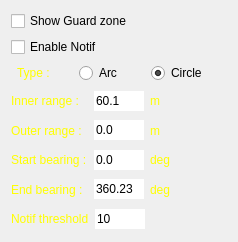
MiftahSalam/RadarCoastal, file RadarCoastal/framegz.ui: the form before one commit.
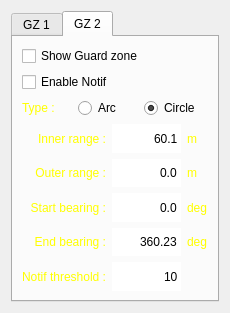
The form after the commit.

What changed in the file:
```diff
--- a/RadarCoastal/framegz.ui
+++ b/RadarCoastal/framegz.ui
@@ -6,15 +6,25 @@
    <rect>
     <x>0</x>
     <y>0</y>
-    <width>238</width>
-    <height>242</height>
+    <width>230</width>
+    <height>313</height>
    </rect>
   </property>
   <property name="windowTitle">
    <string>Frame</string>
   </property>
-  <layout class="QGridLayout" name="gridLayout">
-   <item row="0" column="0">
+  <layout class="QVBoxLayout" name="verticalLayout_9">
+   <item>
+    <widget class="QTabWidget" name="tabWidget">
+     <property name="currentIndex">
+      <number>1</number>
+     </property>
+     <widget class="QWidget" name="tabGz1">
+      <attribute name="title">
+       <string>GZ 1</string>
+      </attribute>
+      <layout class="QVBoxLayout" name="verticalLayout_5">
+       <item>
     <widget class="QCheckBox" name="checkBoxShowGZ">
      <property name="maximumSize">
       <size>
@@ -30,7 +40,7 @@
      </property>
     </widget>
    </item>
-   <item row="1" column="0">
+       <item>
     <widget class="QCheckBox" name="checkBoxAlarmGZ">
      <property name="enabled">
       <bool>true</bool>
@@ -49,7 +59,7 @@
      </property>
     </widget>
    </item>
-   <item row="2" column="0">
+       <item>
     <layout class="QHBoxLayout" name="horizontalLayout_12">
      <item>
       <widget class="QLabel" name="label_15">
@@ -107,8 +117,10 @@
      </item>
     </layout>
    </item>
-   <item row="3" column="0">
-    <layout class="QHBoxLayout" name="horizontalLayout_7">
+       <item>
+        <layout class="QHBoxLayout" name="horizontalLayout">
+         <item>
+          <layout class="QVBoxLayout" name="verticalLayout">
      <item>
       <widget class="QLabel" name="label_6">
        <property name="styleSheet">
@@ -117,41 +129,11 @@
        <property name="text">
         <string>Inner range :</string>
        </property>
-      </widget>
-     </item>
-     <item>
-      <widget class="QLineEdit" name="lineEditInner">
-       <property name="maximumSize">
-        <size>
-         <width>50</width>
-         <height>16777215</height>
-        </size>
-       </property>
-       <property name="text">
-        <string>60.1</string>
-       </property>
-       <property name="maxLength">
-        <number>8</number>
-       </property>
-       <property name="frame">
-        <bool>false</bool>
-       </property>
-      </widget>
-     </item>
-     <item>
-      <widget class="QLabel" name="label_10">
-       <property name="styleSheet">
-        <string notr="true">color: rgb(255, 255, 0);</string>
-       </property>
-       <property name="text">
-        <string>m</string>
-       </property>
-      </widget>
-     </item>
-    </layout>
-   </item>
-   <item row="4" column="0">
-    <layout class="QHBoxLayout" name="horizontalLayout_8">
+             <property name="alignment">
+              <set>Qt::AlignRight|Qt::AlignTrailing|Qt::AlignVCenter</set>
+             </property>
+            </widget>
+           </item>
      <item>
       <widget class="QLabel" name="label_7">
        <property name="styleSheet">
@@ -160,41 +142,11 @@
        <property name="text">
         <string>Outer range :</string>
        </property>
-      </widget>
-     </item>
-     <item>
-      <widget class="QLineEdit" name="lineEditOuter">
-       <property name="maximumSize">
-        <size>
-         <width>50</width>
-         <height>16777215</height>
-        </size>
-       </property>
-       <property name="text">
-        <string>0.0</string>
-       </property>
-       <property name="maxLength">
-        <number>8</number>
-       </property>
-       <property name="frame">
-        <bool>false</bool>
-       </property>
-      </widget>
-     </item>
-     <item>
-      <widget class="QLabel" name="label_11">
-       <property name="styleSheet">
-        <string notr="true">color: rgb(255, 255, 0);</string>
-       </property>
-       <property name="text">
-        <string>m</string>
-       </property>
-      </widget>
-     </item>
-    </layout>
-   </item>
-   <item row="5" column="0">
-    <layout class="QHBoxLayout" name="horizontalLayout_9">
+             <property name="alignment">
+              <set>Qt::AlignRight|Qt::AlignTrailing|Qt::AlignVCenter</set>
+             </property>
+            </widget>
+           </item>
      <item>
       <widget class="QLabel" name="label_8">
        <property name="styleSheet">
@@ -203,41 +155,11 @@
        <property name="text">
         <string>Start bearing :</string>
        </property>
-      </widget>
-     </item>
-     <item>
-      <widget class="QLineEdit" name="lineEditStart">
-       <property name="maximumSize">
-        <size>
-         <width>50</width>
-         <height>16777215</height>
-        </size>
-       </property>
-       <property name="text">
-        <string>0.0</string>
-       </property>
-       <property name="maxLength">
-        <number>8</number>
-       </property>
-       <property name="frame">
-        <bool>false</bool>
-       </property>
-      </widget>
-     </item>
-     <item>
-      <widget class="QLabel" name="label_12">
-       <property name="styleSheet">
-        <string notr="true">color: rgb(255, 255, 0);</string>
-       </property>
-       <property name="text">
-        <string>deg</string>
-       </property>
-      </widget>
-     </item>
-    </layout>
-   </item>
-   <item row="6" column="0">
-    <layout class="QHBoxLayout" name="horizontalLayout_10">
+             <property name="alignment">
+              <set>Qt::AlignRight|Qt::AlignTrailing|Qt::AlignVCenter</set>
+             </property>
+            </widget>
+           </item>
      <item>
       <widget class="QLabel" name="label_9">
        <property name="styleSheet">
@@ -246,48 +168,140 @@
        <property name="text">
         <string>End bearing :</string>
        </property>
-      </widget>
-     </item>
-     <item>
-      <widget class="QLineEdit" name="lineEditEnd">
-       <property name="maximumSize">
-        <size>
-         <width>50</width>
-         <height>16777215</height>
-        </size>
-       </property>
-       <property name="text">
-        <string>360.23</string>
-       </property>
-       <property name="maxLength">
-        <number>8</number>
-       </property>
-       <property name="frame">
-        <bool>false</bool>
-       </property>
-      </widget>
-     </item>
-     <item>
-      <widget class="QLabel" name="label_13">
-       <property name="styleSheet">
-        <string notr="true">color: rgb(255, 255, 0);</string>
-       </property>
-       <property name="text">
-        <string>deg</string>
-       </property>
-      </widget>
-     </item>
-    </layout>
-   </item>
-   <item row="7" column="0">
-    <layout class="QHBoxLayout" name="horizontalLayout_11">
+             <property name="alignment">
+              <set>Qt::AlignRight|Qt::AlignTrailing|Qt::AlignVCenter</set>
+             </property>
+            </widget>
+           </item>
      <item>
       <widget class="QLabel" name="label_14">
        <property name="styleSheet">
         <string notr="true">color: rgb(255, 255, 0);</string>
        </property>
        <property name="text">
-        <string>Notif threshold</string>
+              <string>Notif threshold :</string>
+             </property>
+             <property name="alignment">
+              <set>Qt::AlignRight|Qt::AlignTrailing|Qt::AlignVCenter</set>
+             </property>
+            </widget>
+           </item>
+          </layout>
+         </item>
+         <item>
+          <layout class="QVBoxLayout" name="verticalLayout_3">
+           <item>
+            <widget class="QLineEdit" name="lineEditInner">
+             <property name="sizePolicy">
+              <sizepolicy hsizetype="Expanding" vsizetype="Preferred">
+               <horstretch>0</horstretch>
+               <verstretch>0</verstretch>
+              </sizepolicy>
+             </property>
+             <property name="maximumSize">
+              <size>
+               <width>500</width>
+               <height>16777215</height>
+              </size>
+             </property>
+             <property name="layoutDirection">
+              <enum>Qt::LeftToRight</enum>
+             </property>
+             <property name="text">
+              <string>60.1</string>
+             </property>
+             <property name="maxLength">
+              <number>8</number>
+             </property>
+             <property name="frame">
+              <bool>false</bool>
+             </property>
+             <property name="alignment">
+              <set>Qt::AlignRight|Qt::AlignTrailing|Qt::AlignVCenter</set>
+             </property>
+            </widget>
+           </item>
+           <item>
+            <widget class="QLineEdit" name="lineEditOuter">
+             <property name="sizePolicy">
+              <sizepolicy hsizetype="Expanding" vsizetype="Preferred">
+               <horstretch>0</horstretch>
+               <verstretch>0</verstretch>
+              </sizepolicy>
+             </property>
+             <property name="maximumSize">
+              <size>
+               <width>500</width>
+               <height>16777215</height>
+              </size>
+             </property>
+             <property name="text">
+              <string>0.0</string>
+             </property>
+             <property name="maxLength">
+              <number>8</number>
+             </property>
+             <property name="frame">
+              <bool>false</bool>
+             </property>
+             <property name="alignment">
+              <set>Qt::AlignRight|Qt::AlignTrailing|Qt::AlignVCenter</set>
+             </property>
+            </widget>
+           </item>
+           <item>
+            <widget class="QLineEdit" name="lineEditStart">
+             <property name="sizePolicy">
+              <sizepolicy hsizetype="Expanding" vsizetype="Preferred">
+               <horstretch>0</horstretch>
+               <verstretch>0</verstretch>
+              </sizepolicy>
+             </property>
+             <property name="maximumSize">
+              <size>
+               <width>500</width>
+               <height>16777215</height>
+              </size>
+             </property>
+             <property name="text">
+              <string>0.0</string>
+             </property>
+             <property name="maxLength">
+              <number>8</number>
+             </property>
+             <property name="frame">
+              <bool>false</bool>
+             </property>
+             <property name="alignment">
+              <set>Qt::AlignRight|Qt::AlignTrailing|Qt::AlignVCenter</set>
+             </property>
+            </widget>
+           </item>
+           <item>
+            <widget class="QLineEdit" name="lineEditEnd">
+             <property name="sizePolicy">
+              <sizepolicy hsizetype="Expanding" vsizetype="Preferred">
+               <horstretch>0</horstretch>
+               <verstretch>0</verstretch>
+              </sizepolicy>
+             </property>
+             <property name="maximumSize">
+              <size>
+               <width>500</width>
+               <height>16777215</height>
+              </size>
+             </property>
+             <property name="text">
+              <string>360.23</string>
+             </property>
+             <property name="maxLength">
+              <number>8</number>
+             </property>
+             <property name="frame">
+              <bool>false</bool>
+             </property>
+             <property name="alignment">
+              <set>Qt::AlignRight|Qt::AlignTrailing|Qt::AlignVCenter</set>
        </property>
       </widget>
      </item>
@@ -296,12 +310,398 @@
        <property name="enabled">
         <bool>true</bool>
        </property>
+             <property name="sizePolicy">
+              <sizepolicy hsizetype="Expanding" vsizetype="Preferred">
+               <horstretch>0</horstretch>
+               <verstretch>0</verstretch>
+              </sizepolicy>
+             </property>
+             <property name="maximumSize">
+              <size>
+               <width>500</width>
+               <height>16777215</height>
+              </size>
+             </property>
+             <property name="toolTip">
+              <string>10-500</string>
+             </property>
+             <property name="text">
+              <string>10</string>
+             </property>
+             <property name="maxLength">
+              <number>3</number>
+             </property>
+             <property name="frame">
+              <bool>false</bool>
+             </property>
+             <property name="alignment">
+              <set>Qt::AlignRight|Qt::AlignTrailing|Qt::AlignVCenter</set>
+             </property>
+            </widget>
+           </item>
+          </layout>
+         </item>
+         <item>
+          <layout class="QVBoxLayout" name="verticalLayout_4">
+           <item>
+            <widget class="QLabel" name="label_10">
+             <property name="styleSheet">
+              <string notr="true">color: rgb(255, 255, 0);</string>
+             </property>
+             <property name="text">
+              <string>m</string>
+             </property>
+            </widget>
+           </item>
+           <item>
+            <widget class="QLabel" name="label_11">
+             <property name="styleSheet">
+              <string notr="true">color: rgb(255, 255, 0);</string>
+             </property>
+             <property name="text">
+              <string>m</string>
+             </property>
+            </widget>
+           </item>
+           <item>
+            <widget class="QLabel" name="label_12">
+             <property name="styleSheet">
+              <string notr="true">color: rgb(255, 255, 0);</string>
+             </property>
+             <property name="text">
+              <string>deg</string>
+             </property>
+            </widget>
+           </item>
+           <item>
+            <widget class="QLabel" name="label_13">
+             <property name="styleSheet">
+              <string notr="true">color: rgb(255, 255, 0);</string>
+             </property>
+             <property name="text">
+              <string>deg</string>
+             </property>
+            </widget>
+           </item>
+           <item>
+            <widget class="QLabel" name="label_28">
+             <property name="styleSheet">
+              <string notr="true">color: rgb(255, 255, 0);</string>
+             </property>
+             <property name="text">
+              <string/>
+             </property>
+            </widget>
+           </item>
+          </layout>
+         </item>
+        </layout>
+       </item>
+      </layout>
+     </widget>
+     <widget class="QWidget" name="tabGz2">
+      <attribute name="title">
+       <string>GZ 2</string>
+      </attribute>
+      <layout class="QVBoxLayout" name="verticalLayout_8">
+       <item>
+        <widget class="QCheckBox" name="checkBoxShowGZ2">
+         <property name="maximumSize">
+          <size>
+           <width>208</width>
+           <height>16777215</height>
+          </size>
+         </property>
+         <property name="text">
+          <string>Show Guard zone</string>
+         </property>
+         <property name="checked">
+          <bool>false</bool>
+         </property>
+        </widget>
+       </item>
+       <item>
+        <widget class="QCheckBox" name="checkBoxAlarmGZ2">
+         <property name="enabled">
+          <bool>true</bool>
+         </property>
+         <property name="maximumSize">
+          <size>
+           <width>208</width>
+           <height>16777215</height>
+          </size>
+         </property>
+         <property name="text">
+          <string>Enable Notif</string>
+         </property>
+         <property name="checked">
+          <bool>false</bool>
+         </property>
+        </widget>
+       </item>
+       <item>
+        <layout class="QHBoxLayout" name="horizontalLayout_13">
+         <item>
+          <widget class="QLabel" name="label_26">
        <property name="maximumSize">
         <size>
          <width>50</width>
          <height>16777215</height>
         </size>
        </property>
+           <property name="styleSheet">
+            <string notr="true">color: rgb(255, 255, 0);</string>
+           </property>
+           <property name="text">
+            <string>Type :</string>
+           </property>
+          </widget>
+         </item>
+         <item>
+          <widget class="QRadioButton" name="radioButtonArc2">
+           <property name="enabled">
+            <bool>true</bool>
+           </property>
+           <property name="maximumSize">
+            <size>
+             <width>60</width>
+             <height>16777215</height>
+            </size>
+           </property>
+           <property name="text">
+            <string>Arc</string>
+           </property>
+           <property name="checked">
+            <bool>false</bool>
+           </property>
+          </widget>
+         </item>
+         <item>
+          <widget class="QRadioButton" name="radioButtonCircle2">
+           <property name="enabled">
+            <bool>true</bool>
+           </property>
+           <property name="maximumSize">
+            <size>
+             <width>70</width>
+             <height>16777215</height>
+            </size>
+           </property>
+           <property name="text">
+            <string>Circle</string>
+           </property>
+           <property name="checked">
+            <bool>true</bool>
+           </property>
+          </widget>
+         </item>
+        </layout>
+       </item>
+       <item>
+        <layout class="QHBoxLayout" name="horizontalLayout_2">
+         <item>
+          <layout class="QVBoxLayout" name="verticalLayout_2">
+           <item>
+            <widget class="QLabel" name="label_17">
+             <property name="styleSheet">
+              <string notr="true">color: rgb(255, 255, 0);</string>
+             </property>
+             <property name="text">
+              <string>Inner range :</string>
+             </property>
+             <property name="alignment">
+              <set>Qt::AlignRight|Qt::AlignTrailing|Qt::AlignVCenter</set>
+             </property>
+            </widget>
+           </item>
+           <item>
+            <widget class="QLabel" name="label_18">
+             <property name="styleSheet">
+              <string notr="true">color: rgb(255, 255, 0);</string>
+             </property>
+             <property name="text">
+              <string>Outer range :</string>
+             </property>
+             <property name="alignment">
+              <set>Qt::AlignRight|Qt::AlignTrailing|Qt::AlignVCenter</set>
+             </property>
+            </widget>
+           </item>
+           <item>
+            <widget class="QLabel" name="label_19">
+             <property name="styleSheet">
+              <string notr="true">color: rgb(255, 255, 0);</string>
+             </property>
+             <property name="text">
+              <string>Start bearing :</string>
+             </property>
+             <property name="alignment">
+              <set>Qt::AlignRight|Qt::AlignTrailing|Qt::AlignVCenter</set>
+             </property>
+            </widget>
+           </item>
+           <item>
+            <widget class="QLabel" name="label_20">
+             <property name="styleSheet">
+              <string notr="true">color: rgb(255, 255, 0);</string>
+             </property>
+             <property name="text">
+              <string>End bearing :</string>
+             </property>
+             <property name="alignment">
+              <set>Qt::AlignRight|Qt::AlignTrailing|Qt::AlignVCenter</set>
+             </property>
+            </widget>
+           </item>
+           <item>
+            <widget class="QLabel" name="label_21">
+             <property name="styleSheet">
+              <string notr="true">color: rgb(255, 255, 0);</string>
+             </property>
+             <property name="text">
+              <string>Notif threshold :</string>
+             </property>
+             <property name="alignment">
+              <set>Qt::AlignRight|Qt::AlignTrailing|Qt::AlignVCenter</set>
+             </property>
+            </widget>
+           </item>
+          </layout>
+         </item>
+         <item>
+          <layout class="QVBoxLayout" name="verticalLayout_6">
+           <item>
+            <widget class="QLineEdit" name="lineEditInner2">
+             <property name="sizePolicy">
+              <sizepolicy hsizetype="Expanding" vsizetype="Preferred">
+               <horstretch>0</horstretch>
+               <verstretch>0</verstretch>
+              </sizepolicy>
+             </property>
+             <property name="maximumSize">
+              <size>
+               <width>500</width>
+               <height>16777215</height>
+              </size>
+             </property>
+             <property name="layoutDirection">
+              <enum>Qt::LeftToRight</enum>
+             </property>
+             <property name="text">
+              <string>60.1</string>
+             </property>
+             <property name="maxLength">
+              <number>8</number>
+             </property>
+             <property name="frame">
+              <bool>false</bool>
+             </property>
+             <property name="alignment">
+              <set>Qt::AlignRight|Qt::AlignTrailing|Qt::AlignVCenter</set>
+             </property>
+            </widget>
+           </item>
+           <item>
+            <widget class="QLineEdit" name="lineEditOuter2">
+             <property name="sizePolicy">
+              <sizepolicy hsizetype="Expanding" vsizetype="Preferred">
+               <horstretch>0</horstretch>
+               <verstretch>0</verstretch>
+              </sizepolicy>
+             </property>
+             <property name="maximumSize">
+              <size>
+               <width>500</width>
+               <height>16777215</height>
+              </size>
+             </property>
+             <property name="text">
+              <string>0.0</string>
+             </property>
+             <property name="maxLength">
+              <number>8</number>
+             </property>
+             <property name="frame">
+              <bool>false</bool>
+             </property>
+             <property name="alignment">
+              <set>Qt::AlignRight|Qt::AlignTrailing|Qt::AlignVCenter</set>
+             </property>
+            </widget>
+           </item>
+           <item>
+            <widget class="QLineEdit" name="lineEditStart2">
+             <property name="sizePolicy">
+              <sizepolicy hsizetype="Expanding" vsizetype="Preferred">
+               <horstretch>0</horstretch>
+               <verstretch>0</verstretch>
+              </sizepolicy>
+             </property>
+             <property name="maximumSize">
+              <size>
+               <width>500</width>
+               <height>16777215</height>
+              </size>
+             </property>
+             <property name="text">
+              <string>0.0</string>
+             </property>
+             <property name="maxLength">
+              <number>8</number>
+             </property>
+             <property name="frame">
+              <bool>false</bool>
+             </property>
+             <property name="alignment">
+              <set>Qt::AlignRight|Qt::AlignTrailing|Qt::AlignVCenter</set>
+             </property>
+            </widget>
+           </item>
+           <item>
+            <widget class="QLineEdit" name="lineEditEnd2">
+             <property name="sizePolicy">
+              <sizepolicy hsizetype="Expanding" vsizetype="Preferred">
+               <horstretch>0</horstretch>
+               <verstretch>0</verstretch>
+              </sizepolicy>
+             </property>
+             <property name="maximumSize">
+              <size>
+               <width>500</width>
+               <height>16777215</height>
+              </size>
+             </property>
+             <property name="text">
+              <string>360.23</string>
+             </property>
+             <property name="maxLength">
+              <number>8</number>
+             </property>
+             <property name="frame">
+              <bool>false</bool>
+             </property>
+             <property name="alignment">
+              <set>Qt::AlignRight|Qt::AlignTrailing|Qt::AlignVCenter</set>
+             </property>
+            </widget>
+           </item>
+           <item>
+            <widget class="QLineEdit" name="lineEditNotifTHR2">
+             <property name="enabled">
+              <bool>true</bool>
+             </property>
+             <property name="sizePolicy">
+              <sizepolicy hsizetype="Expanding" vsizetype="Preferred">
+               <horstretch>0</horstretch>
+               <verstretch>0</verstretch>
+              </sizepolicy>
+             </property>
+             <property name="maximumSize">
+              <size>
+               <width>500</width>
+               <height>16777215</height>
+              </size>
+             </property>
        <property name="toolTip">
         <string>10-500</string>
        </property>
@@ -314,16 +714,57 @@
        <property name="frame">
         <bool>false</bool>
        </property>
-      </widget>
-     </item>
+             <property name="alignment">
+              <set>Qt::AlignRight|Qt::AlignTrailing|Qt::AlignVCenter</set>
+             </property>
+            </widget>
+           </item>
+          </layout>
+         </item>
      <item>
-      <widget class="QLabel" name="label_16">
-       <property name="minimumSize">
-        <size>
-         <width>30</width>
-         <height>0</height>
-        </size>
-       </property>
+          <layout class="QVBoxLayout" name="verticalLayout_7">
+           <item>
+            <widget class="QLabel" name="label_22">
+             <property name="styleSheet">
+              <string notr="true">color: rgb(255, 255, 0);</string>
+             </property>
+             <property name="text">
+              <string>m</string>
+             </property>
+            </widget>
+           </item>
+           <item>
+            <widget class="QLabel" name="label_23">
+             <property name="styleSheet">
+              <string notr="true">color: rgb(255, 255, 0);</string>
+             </property>
+             <property name="text">
+              <string>m</string>
+             </property>
+            </widget>
+           </item>
+           <item>
+            <widget class="QLabel" name="label_24">
+             <property name="styleSheet">
+              <string notr="true">color: rgb(255, 255, 0);</string>
+             </property>
+             <property name="text">
+              <string>deg</string>
+             </property>
+            </widget>
+           </item>
+           <item>
+            <widget class="QLabel" name="label_25">
+             <property name="styleSheet">
+              <string notr="true">color: rgb(255, 255, 0);</string>
+             </property>
+             <property name="text">
+              <string>deg</string>
+             </property>
+            </widget>
+           </item>
+           <item>
+            <widget class="QLabel" name="label_29">
        <property name="styleSheet">
         <string notr="true">color: rgb(255, 255, 0);</string>
        </property>
@@ -333,6 +774,12 @@
       </widget>
      </item>
     </layout>
+         </item>
+        </layout>
+       </item>
+      </layout>
+     </widget>
+    </widget>
    </item>
   </layout>
  </widget>
```
Lines whose indentation alone changed are shown as unchanged.
